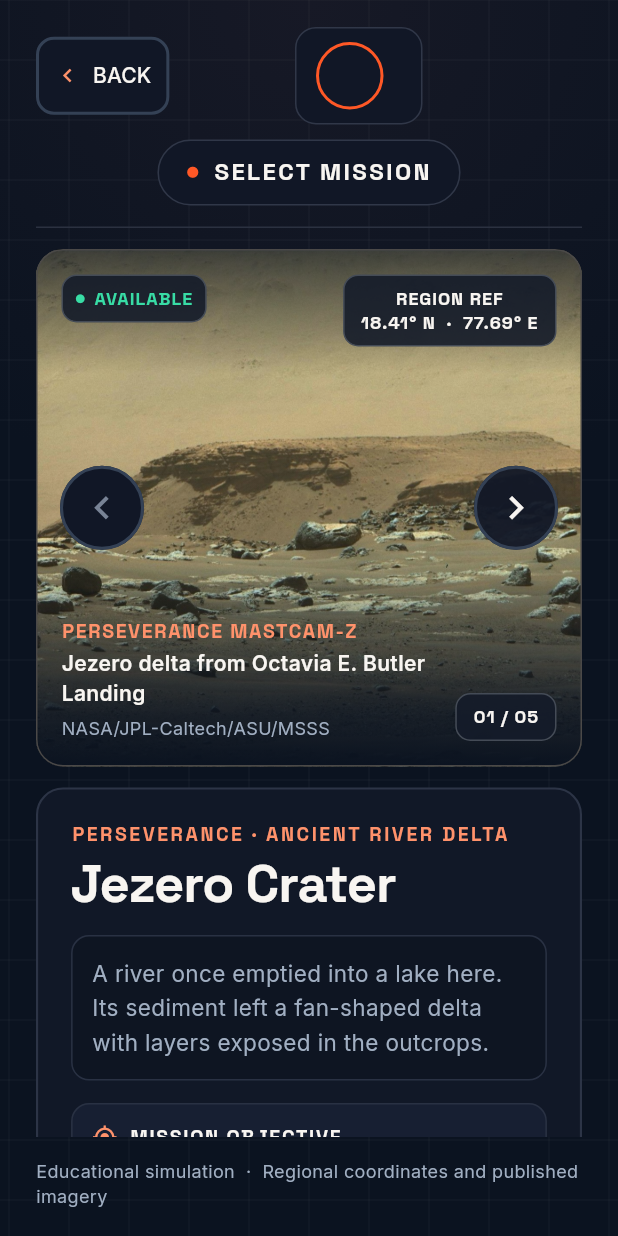
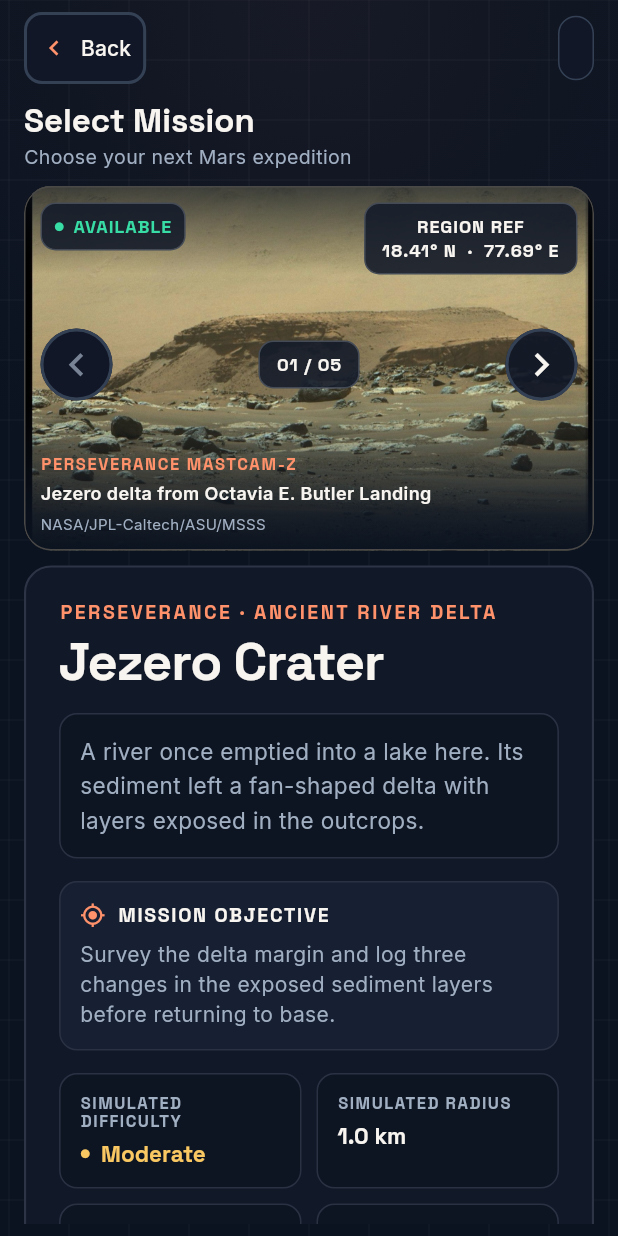
Before and after one commit to DanUrquia/SIDERAVI, a Flutter app: the MissionSelection screen opened directly with empty values, on a phone screen of 412 x 824 dp. Run offline on Flutter 3.47's test engine with Material 3 defaults, Android fonts, the phone set to English and light mode, and no system bars.

Commit message:
Compact the phone mission selection layout

```diff
--- a/lib/ui/missions/mission_photo_panel.dart
+++ b/lib/ui/missions/mission_photo_panel.dart
@@ -12,16 +12,66 @@ class MissionPhotoPanel extends StatelessWidget {
     required this.index,
     required this.onPrevious,
     required this.onNext,
+    this.compact = false,
   });
 
   final MarsMission mission;
   final String index;
   final VoidCallback? onPrevious;
   final VoidCallback? onNext;
+  final bool compact;
 
   @override
   Widget build(BuildContext context) {
     final imagery = mission.imagery;
+    final inset = compact ? 11.0 : 17.0;
+    final badges = Row(
+      mainAxisAlignment: MainAxisAlignment.spaceBetween,
+      crossAxisAlignment: CrossAxisAlignment.start,
+      spacing: 10,
+      children: [
+        const Flexible(
+          flex: 3,
+          child: _PhotoLabel(
+            label: 'AVAILABLE',
+            status: true,
+            color: MissionTheme.ready,
+          ),
+        ),
+        Flexible(
+          flex: 4,
+          child: _PhotoLabel(label: 'REGION REF\n${mission.coordinates.label}'),
+        ),
+      ],
+    );
+    final caption = Column(
+      mainAxisSize: MainAxisSize.min,
+      crossAxisAlignment: CrossAxisAlignment.start,
+      spacing: 5,
+      children: [
+        Text(
+          imagery.instrument.toUpperCase(),
+          style: MissionTheme.display(
+            compact ? 11 : 13,
+            tracking: 1.1,
+          ).copyWith(color: MissionTheme.warmOrange),
+        ),
+        Text(
+          imagery.caption,
+          style: TextStyle(
+            fontSize: compact ? 12 : null,
+            fontWeight: FontWeight.w600,
+          ),
+        ),
+        Text(
+          imagery.credit,
+          style: TextStyle(
+            color: MissionTheme.muted,
+            fontSize: compact ? 10 : 12,
+          ),
+        ),
+      ],
+    );
     // Keep overlaid captions proportionate to the fixed photograph frame.
     return MediaQuery.withClampedTextScaling(
       maxScaleFactor: 1.4,
@@ -34,9 +84,10 @@ class MissionPhotoPanel extends StatelessWidget {
             borderRadius: BorderRadius.circular(18),
           ),
           child: Stack(
-            fit: StackFit.expand,
+            fit: compact ? StackFit.loose : StackFit.expand,
             children: [
-              Image.asset(
+              Positioned.fill(
+                child: Image.asset(
                   imagery.asset,
                   key: ValueKey(imagery.asset),
                   semanticLabel: imagery.caption,
@@ -45,7 +96,9 @@ class MissionPhotoPanel extends StatelessWidget {
                       ? const Alignment(.5, 0)
                       : Alignment.center,
                 ),
-              const DecoratedBox(
+              ),
+              const Positioned.fill(
+                child: DecoratedBox(
                   decoration: BoxDecoration(
                     gradient: LinearGradient(
                       begin: Alignment.topCenter,
@@ -61,82 +114,56 @@ class MissionPhotoPanel extends StatelessWidget {
                     ),
                   ),
                 ),
+              ),
+              if (compact)
+                Padding(
+                  padding: EdgeInsets.all(inset),
+                  child: Column(
+                    mainAxisSize: MainAxisSize.min,
+                    crossAxisAlignment: CrossAxisAlignment.stretch,
+                    children: [
+                      badges,
+                      SizedBox(
+                        height: 120,
+                        child: MissionNavigationControls(
+                          onPrevious: onPrevious,
+                          onNext: onNext,
+                          compact: true,
+                          index: index,
+                        ),
+                      ),
+                      caption,
+                    ],
+                  ),
+                )
+              else ...[
                 Align(
                   alignment: Alignment.topCenter,
-                child: Padding(
-                  padding: const EdgeInsets.all(17),
-                  child: Row(
-                    mainAxisAlignment: MainAxisAlignment.spaceBetween,
-                    crossAxisAlignment: CrossAxisAlignment.start,
-                    spacing: 10,
-                    children: [
-                      const Flexible(
-                        flex: 3,
-                        child: _PhotoLabel(
-                          label: 'AVAILABLE',
-                          status: true,
-                          color: MissionTheme.ready,
-                        ),
-                      ),
-                      Flexible(
-                        flex: 4,
-                        child: _PhotoLabel(
-                          label: 'REGION REF\n${mission.coordinates.label}',
-                        ),
-                      ),
-                    ],
-                  ),
-                ),
+                  child: Padding(padding: EdgeInsets.all(inset), child: badges),
                 ),
                 Padding(
                   padding: const EdgeInsets.symmetric(horizontal: 16),
                   child: MissionNavigationControls(
                     onPrevious: onPrevious,
                     onNext: onNext,
+                    compact: compact,
                   ),
                 ),
                 Align(
                   alignment: Alignment.bottomCenter,
                   child: Padding(
-                  padding: const EdgeInsets.all(17),
+                    padding: EdgeInsets.all(inset),
                     child: Row(
                       crossAxisAlignment: CrossAxisAlignment.end,
                       spacing: 12,
                       children: [
-                      Expanded(
-                        child: Column(
-                          mainAxisSize: MainAxisSize.min,
-                          crossAxisAlignment: CrossAxisAlignment.start,
-                          spacing: 5,
-                          children: [
-                            Text(
-                              imagery.instrument.toUpperCase(),
-                              style: MissionTheme.display(
-                                13,
-                                tracking: 1.1,
-                              ).copyWith(color: MissionTheme.warmOrange),
-                            ),
-                            Text(
-                              imagery.caption,
-                              style: const TextStyle(
-                                fontWeight: FontWeight.w600,
-                              ),
-                            ),
-                            Text(
-                              imagery.credit,
-                              style: const TextStyle(
-                                color: MissionTheme.muted,
-                                fontSize: 12,
-                              ),
-                            ),
-                          ],
-                        ),
-                      ),
+                        Expanded(child: caption),
                         _PhotoLabel(label: index),
                       ],
                     ),
                   ),
                 ),
+              ],
             ],
           ),
         ),
@@ -152,10 +179,14 @@ class MissionNavigationControls extends StatelessWidget {
     super.key,
     required this.onPrevious,
     required this.onNext,
+    this.compact = false,
+    this.index,
   });
 
   final VoidCallback? onPrevious;
   final VoidCallback? onNext;
+  final bool compact;
+  final String? index;
 
   @override
   Widget build(BuildContext context) {
@@ -163,6 +194,7 @@ class MissionNavigationControls extends StatelessWidget {
       mainAxisAlignment: MainAxisAlignment.spaceBetween,
       children: [
         _arrow('Previous mission', Icons.chevron_left, onPrevious),
+        if (index case final label?) _PhotoLabel(label: label),
         _arrow('Next mission', Icons.chevron_right, onNext),
       ],
     );
@@ -173,7 +205,7 @@ class MissionNavigationControls extends StatelessWidget {
     return Tooltip(
       message: label,
       child: SizedBox.square(
-        dimension: 56,
+        dimension: compact ? 48 : 56,
         child: FilledButton(
           onPressed: onPressed,
           style:
--- a/lib/ui/missions/mission_selection.dart
+++ b/lib/ui/missions/mission_selection.dart
@@ -87,6 +87,36 @@ class _MissionSelectionState extends State<MissionSelection>
     final index =
         '${(_index + 1).toString().padLeft(2, '0')} / '
         '${marsMissions.length.toString().padLeft(2, '0')}';
+    final mobile = MediaQuery.sizeOf(context).width < 600;
+    final photo = MissionPhotoPanel(
+      mission: mission,
+      index: index,
+      onPrevious: _index > 0 ? () => _move(-1) : null,
+      onNext: _index < marsMissions.length - 1 ? () => _move(1) : null,
+      compact: mobile,
+    );
+    Widget details({required bool bounded}) => MissionInformationPanel(
+      key: ValueKey(mission.id),
+      mission: mission,
+      index: _index,
+      total: marsMissions.length,
+      onStart: () {
+        if (!_transition.isAnimating) widget.onStart(mission);
+      },
+      bounded: bounded,
+    );
+    Widget carousel(Widget child) => GestureDetector(
+      behavior: HitTestBehavior.opaque,
+      onHorizontalDragStart: (_) => _dragDistance = 0,
+      onHorizontalDragUpdate: (details) => _dragDistance += details.delta.dx,
+      onHorizontalDragEnd: _finishSwipe,
+      child: FadeTransition(
+        opacity: _transition
+            .drive(CurveTween(curve: Curves.easeOut))
+            .drive(Tween(begin: .68, end: 1)),
+        child: child,
+      ),
+    );
     return Scaffold(
       body: DecoratedBox(
         decoration: const BoxDecoration(
@@ -99,11 +129,55 @@ class _MissionSelectionState extends State<MissionSelection>
         child: CustomPaint(
           painter: const CockpitGrid(),
           child: SafeArea(
-            minimum: const EdgeInsets.symmetric(horizontal: 24, vertical: 18),
+            minimum: mobile
+                ? const EdgeInsets.fromLTRB(16, 8, 16, 8)
+                : const EdgeInsets.symmetric(horizontal: 24, vertical: 18),
             child: Center(
               child: ConstrainedBox(
                 constraints: const BoxConstraints(maxWidth: 1512),
-                child: Column(
+                child: mobile
+                    ? Column(
+                        crossAxisAlignment: CrossAxisAlignment.stretch,
+                        children: [
+                          _MobileMissionHeader(
+                            astronaut: widget.astronaut,
+                            onBack: widget.onBack,
+                          ),
+                          Expanded(
+                            child: carousel(
+                              ListView(
+                                primary: false,
+                                padding: const EdgeInsets.only(
+                                  top: 12,
+                                  bottom: 12,
+                                ),
+                                children: [
+                                  Semantics(
+                                    header: true,
+                                    child: Text(
+                                      'Select Mission',
+                                      style: MissionTheme.display(22),
+                                    ),
+                                  ),
+                                  const SizedBox(height: 3),
+                                  const Text(
+                                    'Choose your next Mars expedition',
+                                    style: TextStyle(
+                                      color: MissionTheme.muted,
+                                      fontSize: 13,
+                                    ),
+                                  ),
+                                  const SizedBox(height: 10),
+                                  photo,
+                                  const SizedBox(height: 10),
+                                  details(bounded: false),
+                                ],
+                              ),
+                            ),
+                          ),
+                        ],
+                      )
+                    : Column(
                         crossAxisAlignment: CrossAxisAlignment.stretch,
                         children: [
                           _MissionHeader(
@@ -115,65 +189,42 @@ class _MissionSelectionState extends State<MissionSelection>
                             child: Divider(height: 1, color: Color(0xFF2B3140)),
                           ),
                           Expanded(
-                      child: GestureDetector(
-                        behavior: HitTestBehavior.opaque,
-                        onHorizontalDragStart: (_) => _dragDistance = 0,
-                        onHorizontalDragUpdate: (details) =>
-                            _dragDistance += details.delta.dx,
-                        onHorizontalDragEnd: _finishSwipe,
-                        child: FadeTransition(
-                          opacity: _transition
-                              .drive(CurveTween(curve: Curves.easeOut))
-                              .drive(Tween(begin: .68, end: 1)),
-                          child: LayoutBuilder(
+                            child: carousel(
+                              LayoutBuilder(
                                 builder: (context, constraints) {
-                              final photo = MissionPhotoPanel(
-                                mission: mission,
-                                index: index,
-                                onPrevious: _index > 0 ? () => _move(-1) : null,
-                                onNext: _index < marsMissions.length - 1
-                                    ? () => _move(1)
-                                    : null,
-                              );
-                              final details = MissionInformationPanel(
-                                mission: mission,
-                                index: _index,
-                                total: marsMissions.length,
-                                onStart: () {
-                                  if (!_transition.isAnimating) {
-                                    widget.onStart(mission);
-                                  }
-                                },
-                                key: ValueKey(mission.id),
-                                bounded: constraints.maxWidth >= 780,
-                              );
                                   if (constraints.maxWidth < 780) {
                                     return ListView(
                                       primary: false,
                                       children: [
                                         SizedBox(height: 345, child: photo),
                                         const SizedBox(height: 14),
-                                    details,
+                                        details(bounded: false),
                                       ],
                                     );
                                   }
                                   return Row(
                                     spacing: 22,
-                                crossAxisAlignment: CrossAxisAlignment.stretch,
+                                    crossAxisAlignment:
+                                        CrossAxisAlignment.stretch,
                                     children: [
                                       Expanded(flex: 58, child: photo),
-                                  Expanded(flex: 42, child: details),
+                                      Expanded(
+                                        flex: 42,
+                                        child: details(bounded: true),
+                                      ),
                                     ],
                                   );
                                 },
                               ),
                             ),
                           ),
-                    ),
                           const SizedBox(height: 14),
                           const Text(
                             'Educational simulation  ·  Regional coordinates and published imagery',
-                      style: TextStyle(color: MissionTheme.muted, fontSize: 12),
+                            style: TextStyle(
+                              color: MissionTheme.muted,
+                              fontSize: 12,
+                            ),
                           ),
                         ],
                       ),
@@ -184,6 +235,80 @@ class _MissionSelectionState extends State<MissionSelection>
       ),
     );
   }
+}
+
+/// Keeps the back action and the active astronaut in a compact phone toolbar.
+class _MobileMissionHeader extends StatelessWidget {
+  const _MobileMissionHeader({required this.astronaut, required this.onBack});
+
+  final Astronaut astronaut;
+  final VoidCallback onBack;
+
+  @override
+  Widget build(BuildContext context) => Row(
+    spacing: 10,
+    children: [
+      SizedBox(
+        height: 48,
+        child: FilledButton.icon(
+          onPressed: onBack,
+          icon: const Icon(
+            Icons.chevron_left,
+            size: 20,
+            color: MissionTheme.warmOrange,
+          ),
+          label: const Text('Back'),
+          style:
+              MissionTheme.control(
+                fill: MissionTheme.utilityFace,
+                border: MissionTheme.outline,
+                elevation: 0,
+                radius: 12,
+              ).copyWith(
+                padding: const WidgetStatePropertyAll(
+                  EdgeInsets.symmetric(horizontal: 10),
+                ),
+              ),
+        ),
+      ),
+      Expanded(
+        child: Align(
+          alignment: Alignment.centerRight,
+          child: Container(
+            padding: const EdgeInsets.symmetric(horizontal: 11, vertical: 5),
+            decoration: BoxDecoration(
+              color: MissionTheme.utilityFace,
+              border: Border.all(color: MissionTheme.outline),
+              borderRadius: BorderRadius.circular(12),
+            ),
+            child: Column(
+              crossAxisAlignment: CrossAxisAlignment.start,
+              mainAxisSize: MainAxisSize.min,
+              spacing: 2,
+              children: [
+                Text(
+                  astronaut.id,
+                  maxLines: 1,
+                  overflow: TextOverflow.ellipsis,
+                  style: MissionTheme.display(
+                    10,
+                    tracking: 1.1,
+                  ).copyWith(color: MissionTheme.warmOrange),
+                ),
+                Text(
+                  astronaut.fullName,
+                  maxLines: 1,
+                  softWrap: false,
+                  overflow: TextOverflow.ellipsis,
+                  style: MissionTheme.display(16),
+                ),
+              ],
+            ),
+          ),
+        ),
+      ),
+    ],
+  );
 }
 
 /// Aligns navigation, the page title, and the authenticated astronaut.
```
Also changed, not shown: 1 other file. Lines whose indentation alone changed are shown as unchanged.
